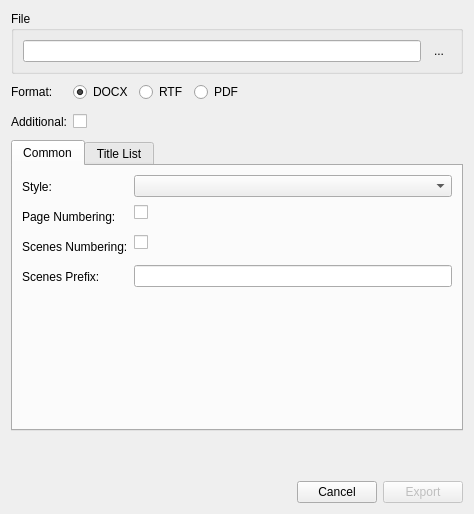
This is src/bin/Scenarist/UserInterfaceLayer/Export/ExportDialog.ui in dimkanovikov/KITScenarist as Qt 5 draws it before an edit. The edited form follows.
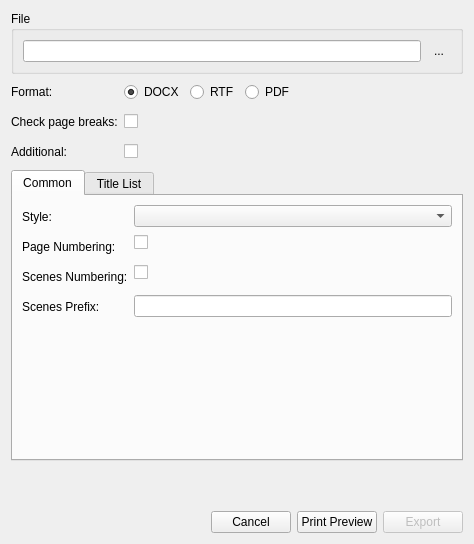
This is the edited form. Icons and pictures are not drawn.

Commit message: First implementation of text blocks correction on page breaks

What changed in the file:
```diff
--- a/src/bin/Scenarist/UserInterfaceLayer/Export/ExportDialog.ui
+++ b/src/bin/Scenarist/UserInterfaceLayer/Export/ExportDialog.ui
@@ -7,29 +7,13 @@
     <x>0</x>
     <y>0</y>
     <width>474</width>
-    <height>514</height>
+    <height>544</height>
    </rect>
   </property>
   <property name="windowTitle">
    <string>Export Scenario</string>
   </property>
   <layout class="QGridLayout" name="gridLayout">
-   <item row="2" column="0" colspan="2">
-    <widget class="QLabel" name="label_8">
-     <property name="minimumSize">
-      <size>
-       <width>0</width>
-       <height>24</height>
-      </size>
-     </property>
-     <property name="text">
-      <string>Additional:</string>
-     </property>
-     <property name="buddy">
-      <cstring>showAdditional</cstring>
-     </property>
-    </widget>
-   </item>
    <item row="0" column="0" colspan="3">
     <widget class="QGroupBox" name="groupBox">
      <property name="title">
@@ -72,37 +56,10 @@
      </layout>
     </widget>
    </item>
-   <item row="1" column="2">
-    <layout class="QHBoxLayout" name="horizontalLayout_2">
+   <item row="7" column="0" colspan="3">
+    <layout class="QHBoxLayout" name="horizontalLayout">
      <item>
-      <widget class="QRadioButton" name="docx">
-       <property name="text">
-        <string>DOCX</string>
-       </property>
-       <property name="checked">
-        <bool>true</bool>
-       </property>
-      </widget>
-     </item>
-     <item>
-      <widget class="QRadioButton" name="rtf">
-       <property name="text">
-        <string>RTF</string>
-       </property>
-       <property name="checked">
-        <bool>false</bool>
-       </property>
-      </widget>
-     </item>
-     <item>
-      <widget class="QRadioButton" name="pdf">
-       <property name="text">
-        <string>PDF</string>
-       </property>
-      </widget>
-     </item>
-     <item>
-      <spacer name="horizontalSpacer_2">
+      <spacer name="horizontalSpacer">
        <property name="orientation">
         <enum>Qt::Horizontal</enum>
        </property>
@@ -114,11 +71,99 @@
        </property>
       </spacer>
      </item>
+     <item>
+      <widget class="QPushButton" name="cancel">
+       <property name="text">
+        <string>Cancel</string>
+       </property>
+      </widget>
+     </item>
+     <item>
+      <widget class="QPushButton" name="printPreview">
+       <property name="text">
+        <string>Print Preview</string>
+       </property>
+      </widget>
+     </item>
+     <item>
+      <widget class="QPushButton" name="exportTo">
+       <property name="enabled">
+        <bool>false</bool>
+       </property>
+       <property name="text">
+        <string>Export</string>
+       </property>
+       <property name="default">
+        <bool>true</bool>
+       </property>
+      </widget>
+     </item>
     </layout>
    </item>
-   <item row="2" column="2">
+   <item row="3" column="0" colspan="2">
+    <widget class="QLabel" name="label_8">
+     <property name="minimumSize">
+      <size>
+       <width>0</width>
+       <height>24</height>
+      </size>
+     </property>
+     <property name="text">
+      <string>Additional:</string>
+     </property>
+     <property name="buddy">
+      <cstring>showAdditional</cstring>
+     </property>
+    </widget>
+   </item>
+   <item row="3" column="2">
     <widget class="QCheckBox" name="showAdditional">
      <property name="sizePolicy">
+      <sizepolicy hsizetype="Preferred" vsizetype="Fixed">
+       <horstretch>0</horstretch>
+       <verstretch>0</verstretch>
+      </sizepolicy>
+     </property>
+     <property name="text">
+      <string/>
+     </property>
+    </widget>
+   </item>
+   <item row="1" column="0">
+    <widget class="QLabel" name="label_2">
+     <property name="minimumSize">
+      <size>
+       <width>0</width>
+       <height>24</height>
+      </size>
+     </property>
+     <property name="text">
+      <string>Format:</string>
+     </property>
+     <property name="buddy">
+      <cstring>docx</cstring>
+     </property>
+    </widget>
+   </item>
+   <item row="2" column="0" colspan="2">
+    <widget class="QLabel" name="label_9">
+     <property name="minimumSize">
+      <size>
+       <width>0</width>
+       <height>24</height>
+      </size>
+     </property>
+     <property name="text">
+      <string>Check page breaks:</string>
+     </property>
+     <property name="buddy">
+      <cstring>showAdditional</cstring>
+     </property>
+    </widget>
+   </item>
+   <item row="2" column="2">
+    <widget class="QCheckBox" name="checkPageBreaks">
+     <property name="sizePolicy">
       <sizepolicy hsizetype="Expanding" vsizetype="Fixed">
        <horstretch>0</horstretch>
        <verstretch>0</verstretch>
@@ -129,7 +174,7 @@
      </property>
     </widget>
    </item>
-   <item row="3" column="0" colspan="3">
+   <item row="5" column="0" colspan="3">
     <widget class="QTabWidget" name="additionalSettings">
      <property name="currentIndex">
       <number>0</number>
@@ -351,10 +396,37 @@
      </widget>
     </widget>
    </item>
-   <item row="5" column="0" colspan="3">
-    <layout class="QHBoxLayout" name="horizontalLayout">
+   <item row="1" column="2">
+    <layout class="QHBoxLayout" name="horizontalLayout_2">
      <item>
-      <spacer name="horizontalSpacer">
+      <widget class="QRadioButton" name="docx">
+       <property name="text">
+        <string>DOCX</string>
+       </property>
+       <property name="checked">
+        <bool>true</bool>
+       </property>
+      </widget>
+     </item>
+     <item>
+      <widget class="QRadioButton" name="rtf">
+       <property name="text">
+        <string>RTF</string>
+       </property>
+       <property name="checked">
+        <bool>false</bool>
+       </property>
+      </widget>
+     </item>
+     <item>
+      <widget class="QRadioButton" name="pdf">
+       <property name="text">
+        <string>PDF</string>
+       </property>
+      </widget>
+     </item>
+     <item>
+      <spacer name="horizontalSpacer_2">
        <property name="orientation">
         <enum>Qt::Horizontal</enum>
        </property>
@@ -366,45 +438,9 @@
        </property>
       </spacer>
      </item>
-     <item>
-      <widget class="QPushButton" name="cancel">
-       <property name="text">
-        <string>Cancel</string>
-       </property>
-      </widget>
-     </item>
-     <item>
-      <widget class="QPushButton" name="exportTo">
-       <property name="enabled">
-        <bool>false</bool>
-       </property>
-       <property name="text">
-        <string>Export</string>
-       </property>
-       <property name="default">
-        <bool>true</bool>
-       </property>
-      </widget>
-     </item>
     </layout>
    </item>
-   <item row="1" column="0">
-    <widget class="QLabel" name="label_2">
-     <property name="minimumSize">
-      <size>
-       <width>0</width>
-       <height>24</height>
-      </size>
-     </property>
-     <property name="text">
-      <string>Format:</string>
-     </property>
-     <property name="buddy">
-      <cstring>docx</cstring>
-     </property>
-    </widget>
-   </item>
-   <item row="4" column="0">
+   <item row="6" column="0">
     <spacer name="verticalSpacer_2">
      <property name="orientation">
       <enum>Qt::Vertical</enum>
```
Left out of the diff: 1 changed line with no effect on the pictures. The commit also changes 7 other files.
